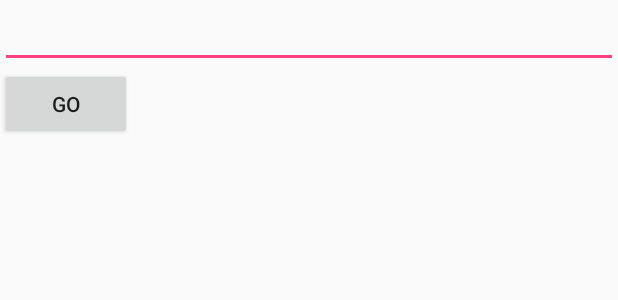
After one commit to dinahossam/Map1, an Android app: the layout activity_home.xml on its own in the app's theme, with its tools: preview values and no code run, on a phone screen of 412 x 824 dp. The commit adds this screen. Shown: the top 300 px of the screen. Run offline under Robolectric (Android 15) with nearby library versions, the phone set to English and light mode, and no system bars.

Commit message:
Initial functionality of home activity

```diff
--- a/app/src/main/AndroidManifest.xml
+++ b/app/src/main/AndroidManifest.xml
@@ -9,12 +9,16 @@
         android:supportsRtl="true"
         android:theme="@style/AppTheme">
         <activity android:name=".MainActivity">
+        </activity>
+
+        <activity android:name=".HomeActivity">
             <intent-filter>
                 <action android:name="android.intent.action.MAIN" />
 
                 <category android:name="android.intent.category.LAUNCHER" />
             </intent-filter>
         </activity>
+
     </application>
 
 </manifest>
--- /dev/null
+++ b/app/src/main/res/layout/activity_home.xml
@@ -0,0 +1,18 @@
+<?xml version="1.0" encoding="utf-8"?>
+<LinearLayout xmlns:android="http://schemas.android.com/apk/res/android"
+    android:orientation="vertical"
+    android:layout_width="fill_parent"
+    android:layout_height="fill_parent"
+    >
+    <AutoCompleteTextView
+        android:id="@+id/rooms"
+        android:layout_width="fill_parent"
+        android:layout_height="wrap_content"></AutoCompleteTextView>
+
+    <Button
+        android:id="@+id/button"
+        android:layout_width="wrap_content"
+        android:layout_height="wrap_content"
+        android:text="@string/Go"
+        android:onClick="buttonClickFunction"/>
+</LinearLayout>
--- a/app/src/main/res/values/strings.xml
+++ b/app/src/main/res/values/strings.xml
@@ -1,3 +1,4 @@
 <resources>
     <string name="app_name">Map1</string>
+    <string name="Go">Go</string>
 </resources>
```
Also changed, not shown: app/src/main/java/com/example/dina/map1/HomeActivity.java (added, +41 -0 lines), app/src/main/java/com/example/dina/map1/MainActivity.java (+8 -1 lines).
